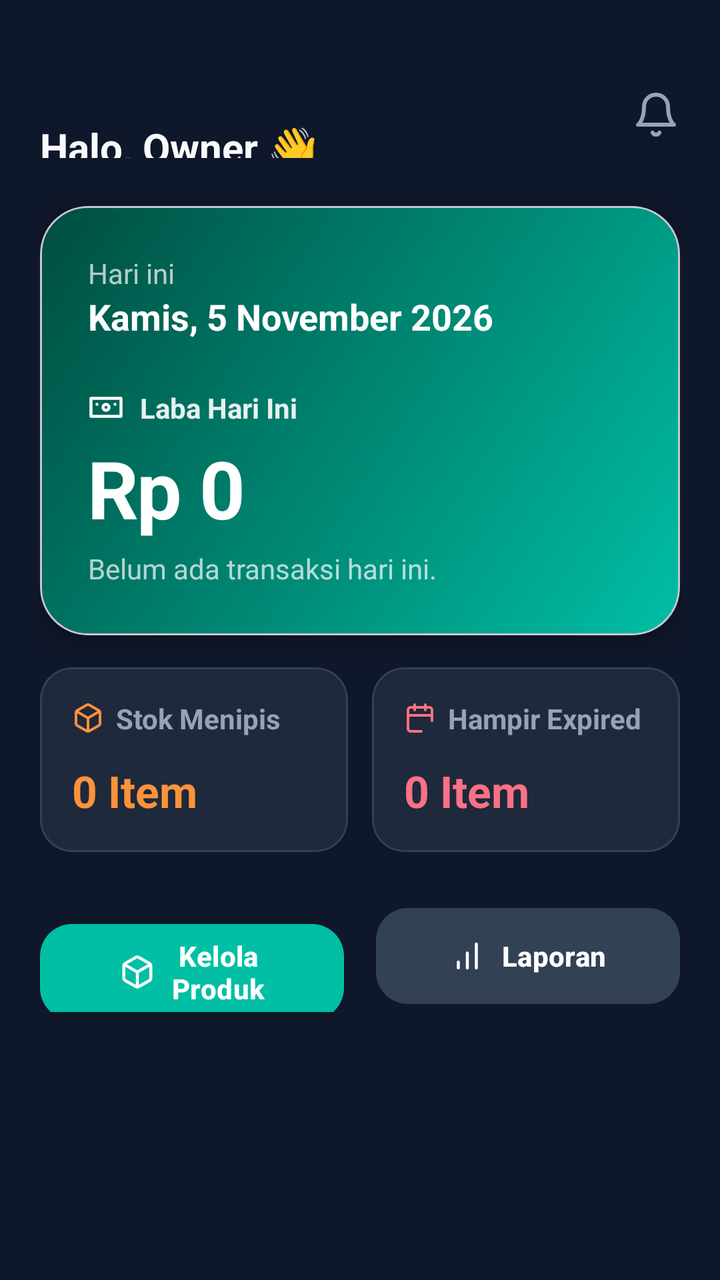
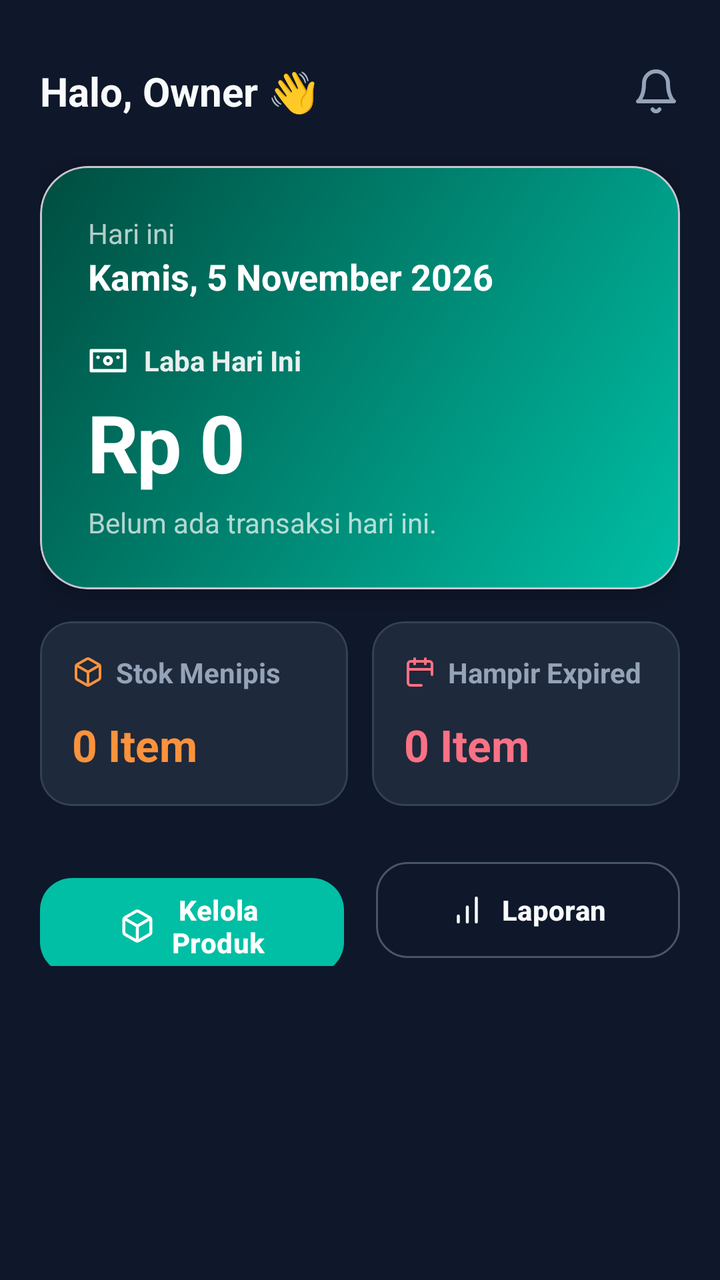

Two renders of the same Android screen: before a commit and after it. Below are the layout's source before the change and the commit's diff.
<!-- AndroidManifest.xml: application theme Theme.Material3.DayNight.NoActionBar -->
<!-- res/layout/activity_dashboard.xml -->
<?xml version="1.0" encoding="utf-8"?>
<ScrollView xmlns:android="http://schemas.android.com/apk/res/android"
    xmlns:app="http://schemas.android.com/apk/res-auto"
    android:layout_width="match_parent"
    android:layout_height="match_parent"
    android:background="#0F172A"
    android:fillViewport="true">

    <LinearLayout
        android:layout_width="match_parent"
        android:layout_height="wrap_content"
        android:orientation="vertical"
        android:padding="20dp">

        
        <LinearLayout
            android:layout_width="match_parent"
            android:layout_height="wrap_content"
            android:orientation="horizontal"
            android:gravity="center_vertical"
            android:layout_marginTop="16dp"
            android:layout_marginBottom="24dp">

            <TextView
                android:layout_width="0dp"
                android:layout_height="wrap_content"
                android:layout_weight="1"
            android:layout_marginTop="16dp"
                android:text="Halo, Owner 👋"
                android:textColor="#F8FAFC"
                android:textSize="20sp"
                android:textStyle="bold" />

            <ImageView
                android:layout_width="24dp"
                android:layout_height="24dp"
                android:src="@drawable/ic_lucide_bell" />
        </LinearLayout>

        
        <com.google.android.material.card.MaterialCardView
            android:layout_width="match_parent"
            android:layout_height="wrap_content"
            app:cardBackgroundColor="@android:color/transparent"
            app:cardCornerRadius="24dp"
            app:cardElevation="8dp">

            <LinearLayout
                android:layout_width="match_parent"
                android:layout_height="wrap_content"
                android:background="@drawable/bg_hero_gradient"
                android:orientation="vertical"
                android:padding="24dp">

                
                <LinearLayout
                    android:layout_width="wrap_content"
                    android:layout_height="wrap_content"
                    android:orientation="vertical"
                    android:layout_marginBottom="24dp">
                    <TextView
                        android:layout_width="wrap_content"
                        android:layout_height="wrap_content"
                        android:text="Hari ini"
                        android:textColor="#B3FFFFFF"
                        android:textSize="14sp" />
                    <TextView
                        android:id="@+id/tvDate"
                        android:layout_width="wrap_content"
                        android:layout_height="wrap_content"
                        android:text="Kamis, 5 November 2026"
                        android:textColor="#FFFFFF"
                        android:textSize="18sp"
                        android:textStyle="bold" />
                </LinearLayout>

                
                <LinearLayout
                    android:layout_width="wrap_content"
                    android:layout_height="wrap_content"
                    android:orientation="horizontal"
                    android:gravity="center_vertical">
                    
                    <ImageView
                        android:layout_width="18dp"
                        android:layout_height="18dp"
                        android:src="@drawable/ic_lucide_wallet"
                        app:tint="#FFFFFF"
                        android:layout_marginEnd="8dp" />

                    <TextView
                        android:layout_width="wrap_content"
                        android:layout_height="wrap_content"
                        android:text="Laba Hari Ini"
                        android:textColor="#E6FFFFFF"
                        android:textSize="14sp"
                        android:textStyle="bold" />
                </LinearLayout>

                
                <TextView
                    android:id="@+id/tvProfit"
                    android:layout_width="wrap_content"
                    android:layout_height="wrap_content"
                    android:text="Rp 0"
                    android:textColor="#FFFFFF"
                    android:textSize="40sp"
                    android:textStyle="bold"
                    android:letterSpacing="-0.02"
                    android:layout_marginTop="4dp" />

                
                <TextView
                    android:id="@+id/tvSubInfo"
                    android:layout_width="wrap_content"
                    android:layout_height="wrap_content"
                    android:text="Belum ada transaksi hari ini."
                    android:textColor="#B3FFFFFF"
                    android:textSize="14sp"
                    android:layout_marginTop="4dp" />

            </LinearLayout>
        </com.google.android.material.card.MaterialCardView>

        
        <GridLayout
            android:layout_width="match_parent"
            android:layout_height="wrap_content"
            android:columnCount="2"
            android:rowCount="1"
            android:layout_marginTop="16dp">

            
            <com.google.android.material.card.MaterialCardView
                android:layout_width="0dp"
                android:layout_height="wrap_content"
                android:layout_columnWeight="1"
                android:layout_marginEnd="6dp"
                app:cardBackgroundColor="#1E293B"
                app:cardCornerRadius="16dp"
                app:cardElevation="0dp"
                app:strokeColor="#334155"
                app:strokeWidth="1dp">
                <LinearLayout
                    android:layout_width="match_parent"
                    android:layout_height="wrap_content"
                    android:orientation="vertical"
                    android:padding="16dp">
                    
                    <LinearLayout
                        android:layout_width="wrap_content"
                        android:layout_height="wrap_content"
                        android:orientation="horizontal"
                        android:gravity="center_vertical">
                        <ImageView
                            android:layout_width="16dp"
                            android:layout_height="16dp"
                            android:src="@drawable/ic_lucide_box"
                            android:layout_marginEnd="6dp" />
                        <TextView
                            android:layout_width="wrap_content"
                            android:layout_height="wrap_content"
                            android:text="Stok Menipis"
                            android:textColor="#94A3B8"
                            android:textSize="14sp"
                            android:textStyle="bold" />
                    </LinearLayout>

                    <TextView
                        android:id="@+id/tvLowStock"
                        android:layout_width="wrap_content"
                        android:layout_height="wrap_content"
                        android:text="0 Item"
                        android:textColor="#FB923C"
                        android:textSize="22sp"
                        android:textStyle="bold"
                        android:layout_marginTop="12dp" />
                </LinearLayout>
            </com.google.android.material.card.MaterialCardView>

            
            <com.google.android.material.card.MaterialCardView
                android:layout_width="0dp"
                android:layout_height="wrap_content"
                android:layout_columnWeight="1"
                android:layout_marginStart="6dp"
                app:cardBackgroundColor="#1E293B"
                app:cardCornerRadius="16dp"
                app:cardElevation="0dp"
                app:strokeColor="#334155"
                app:strokeWidth="1dp">
                <LinearLayout
                    android:layout_width="match_parent"
                    android:layout_height="wrap_content"
                    android:orientation="vertical"
                    android:padding="16dp">
                    
                    <LinearLayout
                        android:layout_width="wrap_content"
                        android:layout_height="wrap_content"
                        android:orientation="horizontal"
                        android:gravity="center_vertical">
                        <ImageView
                            android:layout_width="16dp"
                            android:layout_height="16dp"
                            android:src="@drawable/ic_lucide_calendar"
                            android:layout_marginEnd="6dp" />
                        <TextView
                            android:layout_width="wrap_content"
                            android:layout_height="wrap_content"
                            android:text="Hampir Expired"
                            android:textColor="#94A3B8"
                            android:textSize="14sp"
                            android:textStyle="bold" />
                    </LinearLayout>

                    <TextView
                        android:id="@+id/tvExpired"
                        android:layout_width="wrap_content"
                        android:layout_height="wrap_content"
                        android:text="0 Item"
                        android:textColor="#FB7185"
                        android:textSize="22sp"
                        android:textStyle="bold"
                        android:layout_marginTop="12dp" />
                </LinearLayout>
            </com.google.android.material.card.MaterialCardView>
        </GridLayout>

        
        <LinearLayout
            android:layout_width="match_parent"
            android:layout_height="wrap_content"
            android:orientation="horizontal"
            android:layout_marginTop="24dp">

            <com.google.android.material.button.MaterialButton
                android:id="@+id/btnManageProducts"
                android:layout_width="0dp"
                android:layout_height="56dp"
                android:layout_weight="1"
                android:layout_marginEnd="8dp"
                android:text="Kelola Produk"
                android:textColor="#FFFFFF"
                android:textSize="14sp"
                android:textStyle="bold"
                app:backgroundTint="#00BFA5"
                app:cornerRadius="16dp"
                app:icon="@drawable/ic_lucide_box"
                app:iconTint="#FFFFFF"
                app:iconGravity="textStart" />

            <com.google.android.material.button.MaterialButton
                android:layout_width="0dp"
                android:layout_height="56dp"
                android:layout_weight="1"
                android:layout_marginStart="8dp"
                android:text="Laporan"
                android:textColor="#FFFFFF"
                android:textSize="14sp"
                android:textStyle="bold"
                app:backgroundTint="#334155"
                app:cornerRadius="16dp"
                app:icon="@drawable/ic_lucide_chart"
                app:iconTint="#FFFFFF"
                app:iconGravity="textStart" />
        </LinearLayout>

    </LinearLayout>
</ScrollView>
<!-- resources referenced by this layout -->
<resources>
  <!-- drawable bg_hero_gradient (drawable) -->
  <?xml version="1.0" encoding="utf-8"?>
  <shape xmlns:android="http://schemas.android.com/apk/res/android" android:shape="rectangle">
      <gradient android:startColor="#00BFA5" android:endColor="#004D40" android:angle="135" />
      <corners android:radius="24dp" />
  </shape>
  <!-- drawable ic_lucide_bell (drawable) -->
  <vector xmlns:android="http://schemas.android.com/apk/res/android" android:width="24dp" android:height="24dp" android:viewportWidth="24" android:viewportHeight="24">
    <path android:strokeColor="#94A3B8" android:strokeWidth="2" android:strokeLineCap="round" android:strokeLineJoin="round" android:pathData="M6 8a6 6 0 0 1 12 0c0 7 3 9 3 9H3s3-2 3-9M10.3 21a1.94 1.94 0 0 0 3.4 0"/>
  </vector>
  <!-- drawable ic_lucide_box (drawable) -->
  <vector xmlns:android="http://schemas.android.com/apk/res/android" android:width="24dp" android:height="24dp" android:viewportWidth="24" android:viewportHeight="24">
    <path android:strokeColor="#FB923C" android:strokeWidth="2" android:strokeLineCap="round" android:strokeLineJoin="round" android:pathData="M21 16V8a2 2 0 0 0-1-1.73l-7-4a2 2 0 0 0-2 0l-7 4A2 2 0 0 0 3 8v8a2 2 0 0 0 1 1.73l7 4a2 2 0 0 0 2 0l7-4A2 2 0 0 0 21 16z M3.27 6.96L12 12.01l8.73-5.05 M12 22.08V12"/>
  </vector>
  <!-- drawable ic_lucide_calendar (drawable) -->
  <vector xmlns:android="http://schemas.android.com/apk/res/android" android:width="24dp" android:height="24dp" android:viewportWidth="24" android:viewportHeight="24">
    <path android:strokeColor="#FB7185" android:strokeWidth="2" android:strokeLineCap="round" android:strokeLineJoin="round" android:pathData="M8 2v4M16 2v4M3 10h18M21 14V6a2 2 0 0 0-2-2H5a2 2 0 0 0-2 2v14a2 2 0 0 0 2 2h8"/>
  </vector>
  <!-- drawable ic_lucide_chart (drawable) -->
  <vector xmlns:android="http://schemas.android.com/apk/res/android" android:width="24dp" android:height="24dp" android:viewportWidth="24" android:viewportHeight="24">
    <path android:strokeColor="#FFFFFF" android:strokeWidth="2" android:strokeLineCap="round" android:strokeLineJoin="round" android:pathData="M12 20V10M18 20V4M6 20v-4"/>
  </vector>
  <!-- drawable ic_lucide_wallet (drawable) -->
  <vector xmlns:android="http://schemas.android.com/apk/res/android" android:width="24dp" android:height="24dp" android:viewportWidth="24" android:viewportHeight="24">
    <path android:strokeColor="#FFFFFF" android:strokeWidth="2" android:strokeLineCap="round" android:strokeLineJoin="round" android:pathData="M2 6h20v12H2z M12 14a2 2 0 1 0 0-4 2 2 0 0 0 0 4z M6 10h.01 M18 10h.01"/>
  </vector>
</resources>

<!-- the commit's change to res/layout/activity_dashboard.xml (unified diff, before → after) -->
@@ -10,32 +10,37 @@
         android:layout_width="match_parent"
         android:layout_height="wrap_content"
         android:orientation="vertical"
-        android:padding="20dp">
-
-        
-        <LinearLayout
-            android:layout_width="match_parent"
-            android:layout_height="wrap_content"
-            android:orientation="horizontal"
-            android:gravity="center_vertical"
-            android:layout_marginTop="16dp"
+        android:paddingHorizontal="20dp"
+        android:paddingBottom="24dp">
+
+        
+        <androidx.constraintlayout.widget.ConstraintLayout
+            android:layout_width="match_parent"
+            android:layout_height="wrap_content"
+            android:layout_marginTop="32dp"
             android:layout_marginBottom="24dp">
 
             <TextView
-                android:layout_width="0dp"
-                android:layout_height="wrap_content"
-                android:layout_weight="1"
-            android:layout_marginTop="16dp"
+                android:id="@+id/tvGreeting"
+                android:layout_width="wrap_content"
+                android:layout_height="wrap_content"
                 android:text="Halo, Owner 👋"
                 android:textColor="#F8FAFC"
                 android:textSize="20sp"
-                android:textStyle="bold" />
+                android:textStyle="bold"
+                app:layout_constraintBottom_toBottomOf="parent"
+                app:layout_constraintStart_toStartOf="parent"
+                app:layout_constraintTop_toTopOf="parent" />
 
             <ImageView
                 android:layout_width="24dp"
                 android:layout_height="24dp"
-                android:src="@drawable/ic_lucide_bell" />
-        </LinearLayout>
+                android:src="@drawable/ic_lucide_bell"
+                app:layout_constraintBottom_toBottomOf="@id/tvGreeting"
+                app:layout_constraintEnd_toEndOf="parent"
+                app:layout_constraintTop_toTopOf="@id/tvGreeting" />
+
+        </androidx.constraintlayout.widget.ConstraintLayout>
 
         
         <com.google.android.material.card.MaterialCardView
@@ -57,7 +62,7 @@
                     android:layout_width="wrap_content"
                     android:layout_height="wrap_content"
                     android:orientation="vertical"
-                    android:layout_marginBottom="24dp">
+                    android:layout_marginBottom="20dp">
                     <TextView
                         android:layout_width="wrap_content"
                         android:layout_height="wrap_content"
@@ -82,8 +87,8 @@
                     android:gravity="center_vertical">
                     
                     <ImageView
-                        android:layout_width="18dp"
-                        android:layout_height="18dp"
+                        android:layout_width="20dp"
+                        android:layout_height="20dp"
                         android:src="@drawable/ic_lucide_wallet"
                         app:tint="#FFFFFF"
                         android:layout_marginEnd="8dp" />
@@ -250,19 +255,22 @@
                 app:iconTint="#FFFFFF"
                 app:iconGravity="textStart" />
 
+            
             <com.google.android.material.button.MaterialButton
                 android:layout_width="0dp"
                 android:layout_height="56dp"
                 android:layout_weight="1"
                 android:layout_marginStart="8dp"
                 android:text="Laporan"
-                android:textColor="#FFFFFF"
+                android:textColor="#F8FAFC"
                 android:textSize="14sp"
                 android:textStyle="bold"
-                app:backgroundTint="#334155"
+                app:backgroundTint="@android:color/transparent"
+                app:strokeColor="#475569"
+                app:strokeWidth="1dp"
                 app:cornerRadius="16dp"
                 app:icon="@drawable/ic_lucide_chart"
-                app:iconTint="#FFFFFF"
+                app:iconTint="#F8FAFC"
                 app:iconGravity="textStart" />
         </LinearLayout>
 
